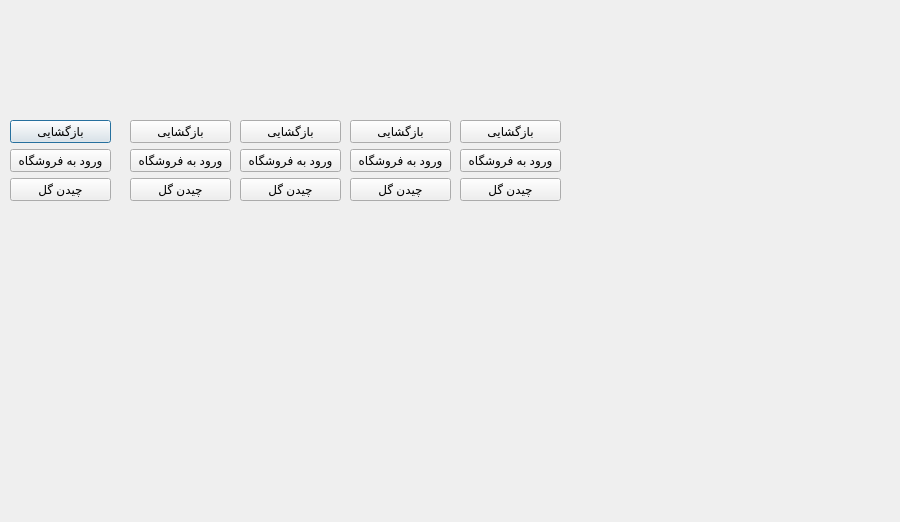
Old version of the form form/greenHouse.ui in the repository mahshid-o/GreenHouse.
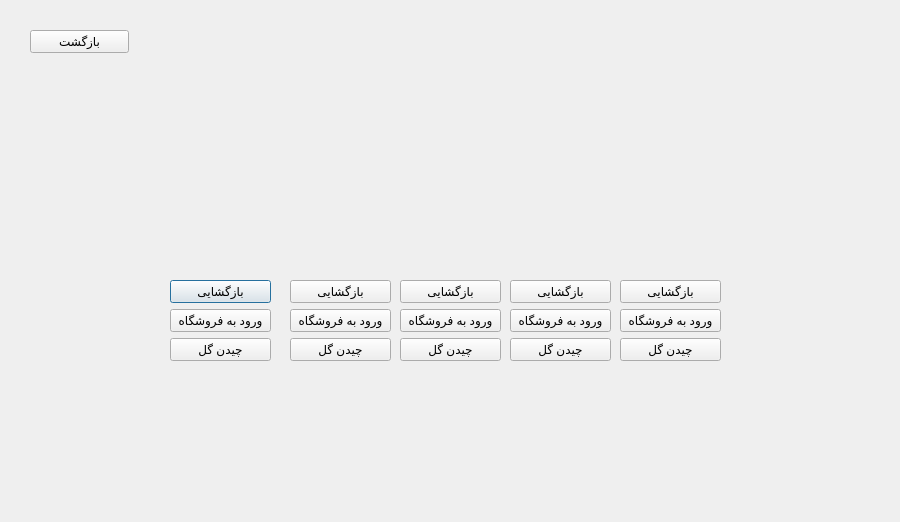
New version of the form. Icons and pictures are not drawn.

Commit message: add back button and beautify UI

Patch:
```diff
--- a/form/greenHouse.ui
+++ b/form/greenHouse.ui
@@ -19,8 +19,8 @@
   <widget class="QWidget" name="layoutWidget">
    <property name="geometry">
     <rect>
-     <x>10</x>
-     <y>30</y>
+     <x>170</x>
+     <y>190</y>
      <width>101</width>
      <height>171</height>
     </rect>
@@ -62,8 +62,8 @@
   <widget class="QWidget" name="layoutWidget">
    <property name="geometry">
     <rect>
-     <x>130</x>
-     <y>30</y>
+     <x>290</x>
+     <y>190</y>
      <width>101</width>
      <height>171</height>
     </rect>
@@ -105,8 +105,8 @@
   <widget class="QWidget" name="layoutWidget">
    <property name="geometry">
     <rect>
-     <x>240</x>
-     <y>30</y>
+     <x>400</x>
+     <y>190</y>
      <width>101</width>
      <height>171</height>
     </rect>
@@ -148,8 +148,8 @@
   <widget class="QWidget" name="layoutWidget">
    <property name="geometry">
     <rect>
-     <x>350</x>
-     <y>30</y>
+     <x>510</x>
+     <y>190</y>
      <width>101</width>
      <height>171</height>
     </rect>
@@ -191,8 +191,8 @@
   <widget class="QWidget" name="layoutWidget">
    <property name="geometry">
     <rect>
-     <x>460</x>
-     <y>30</y>
+     <x>620</x>
+     <y>190</y>
      <width>101</width>
      <height>171</height>
     </rect>
@@ -231,6 +231,19 @@
     </item>
    </layout>
   </widget>
+  <widget class="QPushButton" name="openButton1_2">
+   <property name="geometry">
+    <rect>
+     <x>30</x>
+     <y>30</y>
+     <width>99</width>
+     <height>23</height>
+    </rect>
+   </property>
+   <property name="text">
+    <string>بازگشت</string>
+   </property>
+  </widget>
  </widget>
  <resources>
   <include location="../resource.qrc"/>
```
The commit also changes 4 other files.
